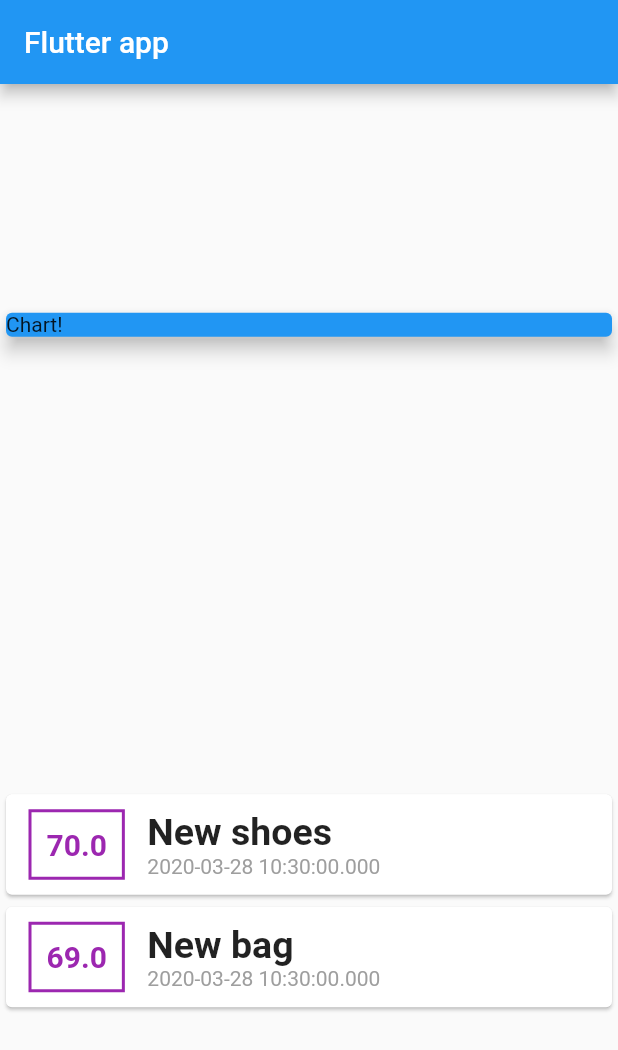
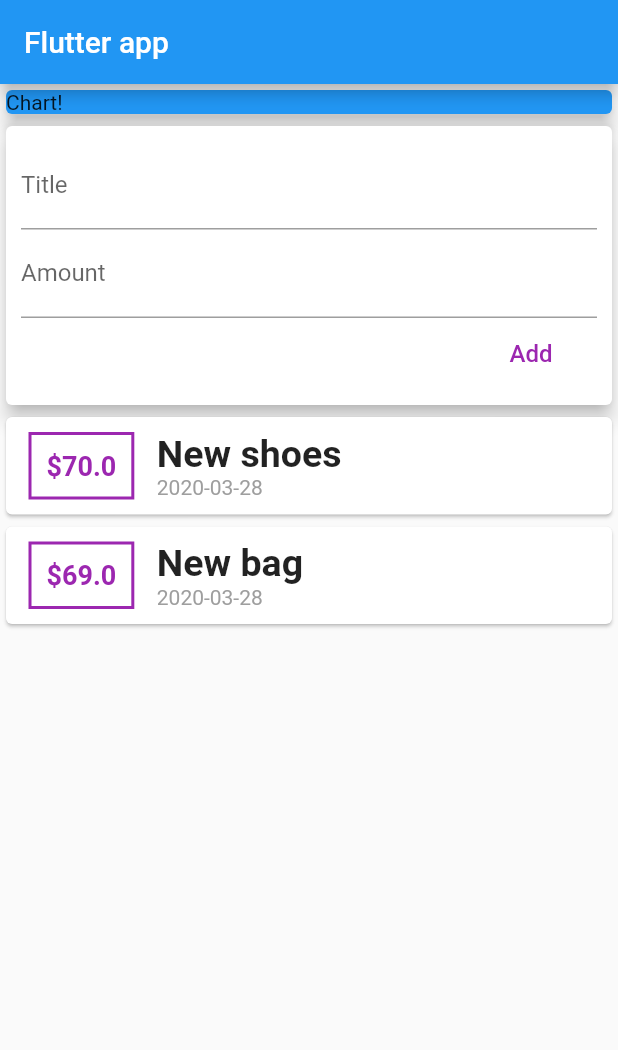
Before and after one commit to georgearbash98/Save-Money-App, a Flutter app: the screen it shows after launch, on a phone screen of 412 x 824 dp. Shown: the top 1050 px of the screen. Run offline on Flutter 3.47's test engine with Material 2 defaults, Android fonts, the phone set to English and light mode, and no system bars.

Commit message:
new changes

```diff
--- a/lib/main.dart
+++ b/lib/main.dart
@@ -1,6 +1,6 @@
 import 'package:flutter/material.dart';
 
-import './transaction.dart';
+import 'package:save_your_money/widgets/tansaction_list.dart';
 
 void main() => runApp(MyApp());
 
@@ -15,10 +15,8 @@ class MyApp extends StatelessWidget {
 }
 
 class MyHomePage extends StatelessWidget {
-  final List<Transaction> transactions = [
-    Transaction(id: 't1', title: 'New shoes', amount: 70, date: DateTime.now()),
-    Transaction(id: 't2', title: 'New bag', amount: 69, date: DateTime.now()),
-  ];
+  final titleController = TextEditingController();
+  final amountController = TextEditingController();
 
   @override
   Widget build(BuildContext context) {
@@ -27,7 +25,7 @@ class MyHomePage extends StatelessWidget {
         title: Text('Flutter app'),
       ),
       body: Column(
-        mainAxisAlignment: MainAxisAlignment.spaceAround,
+        //mainAxisAlignment: MainAxisAlignment.spaceAround,
         crossAxisAlignment: CrossAxisAlignment.stretch,
         children: <Widget>[
           Container(
@@ -38,51 +36,36 @@ class MyHomePage extends StatelessWidget {
               elevation: 5,
             ),
           ),
-          Column(
-            children: transactions.map((tx) {
-              return Card(
-                child: Row(
-                  children: <Widget>[
-                    Container(
-                      margin: EdgeInsets.symmetric(
-                        vertical: 10,
-                        horizontal: 15,
-                      ),
-                      decoration: BoxDecoration(
-                          border: Border.all(
-                        color: Colors.purple,
-                        width: 2,
-                      )),
-                      padding: EdgeInsets.all(10),
-                      child: Text(
-                        tx.amount.toString(),
-                        style: TextStyle(
-                            fontWeight: FontWeight.bold,
-                            fontSize: 20,
-                            color: Colors.purple),
-                      ),
+          Card(
+            elevation: 5,
+            child: Container(
+              padding: EdgeInsets.all(10),
+              child: Column(
+                crossAxisAlignment: CrossAxisAlignment.end,
+                children: <Widget>[
+                  TextField(
+                    decoration: InputDecoration(labelText: 'Title'),
+                    controller: titleController,
+                  ),
+                  TextField(
+                    decoration: InputDecoration(labelText: 'Amount'),
+                    controller: amountController,
+                  ),
+                  FlatButton(
+                    child: Text(
+                      'Add',
+                      style: TextStyle(fontSize: 16),
                     ),
-                    Column(
-                      crossAxisAlignment: CrossAxisAlignment.start,
-                      children: <Widget>[
-                        Text(
-                          tx.title,
-                          style: TextStyle(
-                            fontSize: 25,
-                            fontWeight: FontWeight.bold,
-                          ),
-                        ),
-                        Text(
-                          tx.date.toString(),
-                          style: TextStyle(color: Colors.grey),
-                        ),
-                      ],
-                    ),
-                  ],
-                ),
-              );
-            }).toList(),
+                    textColor: Colors.purple,
+                    onPressed: () {
+                      print(titleController.text);
+                    },
+                  )
+                ],
+              ),
+            ),
           ),
+          TransactionList()
         ],
       ),
     );
--- /dev/null
+++ b/lib/widgets/tansaction_list.dart
@@ -0,0 +1,64 @@
+import 'package:flutter/material.dart';
+import 'package:intl/intl.dart';
+
+import '../models/transaction.dart';
+
+class TransactionList extends StatefulWidget {
+  @override
+  _TransactionListState createState() => _TransactionListState();
+}
+
+class _TransactionListState extends State<TransactionList> {
+  final List<Transaction> _userTransactions = [
+    Transaction(id: 't1', title: 'New shoes', amount: 70, date: DateTime.now()),
+    Transaction(id: 't2', title: 'New bag', amount: 69, date: DateTime.now()),
+  ];
+  @override
+  Widget build(BuildContext context) {
+    return Column(
+      children: _userTransactions.map((tx) {
+        return Card(
+          child: Row(
+            children: <Widget>[
+              Container(
+                margin: EdgeInsets.symmetric(
+                  vertical: 10,
+                  horizontal: 15,
+                ),
+                decoration: BoxDecoration(
+                    border: Border.all(
+                  color: Colors.purple,
+                  width: 2,
+                )),
+                padding: EdgeInsets.all(10),
+                child: Text(
+                  '\$${tx.amount}',
+                  style: TextStyle(
+                      fontWeight: FontWeight.bold,
+                      fontSize: 18,
+                      color: Colors.purple),
+                ),
+              ),
+              Column(
+                crossAxisAlignment: CrossAxisAlignment.start,
+                children: <Widget>[
+                  Text(
+                    tx.title,
+                    style: TextStyle(
+                      fontSize: 25,
+                      fontWeight: FontWeight.bold,
+                    ),
+                  ),
+                  Text(
+                    DateFormat('yyyy-MM-dd').format(tx.date),
+                    style: TextStyle(color: Colors.grey),
+                  ),
+                ],
+              ),
+            ],
+          ),
+        );
+      }).toList(),
+    );
+  }
+}
--- a/pubspec.yaml
+++ b/pubspec.yaml
@@ -19,6 +19,7 @@ environment:
 dependencies:
   flutter:
     sdk: flutter
+  intl: ^0.16.1
 
   # The following adds the Cupertino Icons font to your application.
   # Use with the CupertinoIcons class for iOS style icons.
```
Also changed, not shown: lib/models/transaction.dart (renamed from lib/transaction.dart), pubspec.lock.
